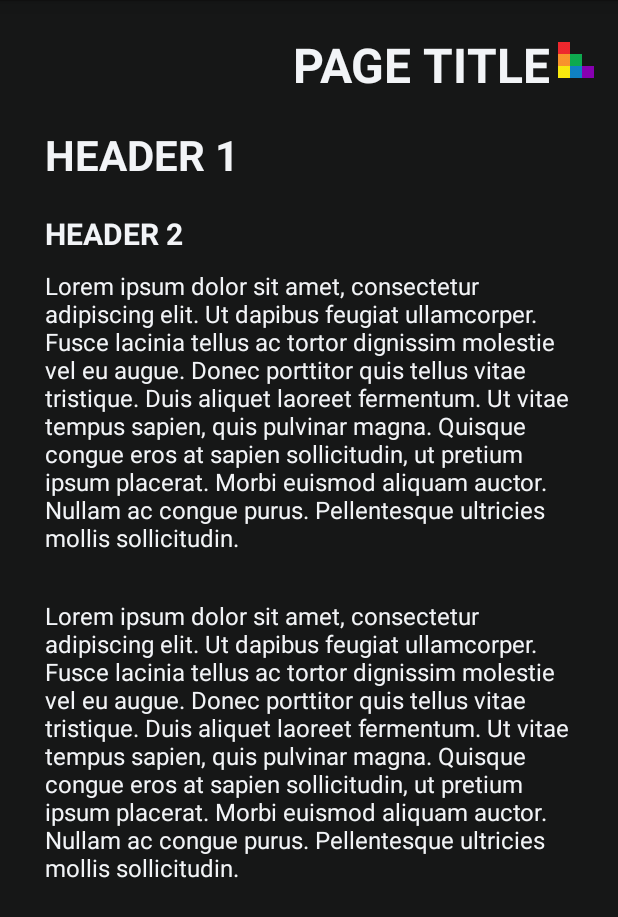
After one commit to chriskdon/chinese-checkers, an Android app: the layout activity_static_page.xml on its own in the app's theme, with its tools: preview values and no code run, on a phone screen of 412 x 824 dp. The commit adds this screen. Shown: the top 917 px of the screen. Run offline under Robolectric (Android 15) with nearby library versions, the phone set to English and light mode, and no system bars.

Commit message:
Changes to XML and icons for iteration 2 mockups

```diff
--- /dev/null
+++ b/android-application/ChineseCheckers/src/main/res/layout/activity_static_page.xml
@@ -0,0 +1,84 @@
+<LinearLayout xmlns:android="http://schemas.android.com/apk/res/android"
+    android:layout_width="match_parent"
+    android:layout_height="match_parent"
+    android:paddingTop="@dimen/activity_vertical_margin"
+    android:orientation="vertical">
+
+    <LinearLayout
+        android:layout_width="match_parent"
+        android:layout_height="wrap_content"
+        android:paddingLeft="@dimen/activity_horizontal_margin"
+        android:paddingRight="@dimen/activity_horizontal_margin"
+        android:gravity="right"
+        android:layout_marginBottom="20dp"
+        android:orientation="horizontal">
+
+        <TextView
+            android:layout_width="wrap_content"
+            android:layout_height="48dp"
+            android:layout_gravity="center_horizontal"
+            android:padding="5dp"
+            android:gravity="center_vertical|left"
+            android:textSize="@dimen/activity_xxlarge_text_size"
+            android:textStyle="bold"
+            android:textAllCaps="true"
+            android:text="Page Title" />
+
+        <ImageView
+            android:layout_width="24dp"
+            android:layout_height="48dp"
+            android:src="@drawable/logo_image"/>
+    </LinearLayout>
+
+    <!--
+        Taylor Note: Might want to make the header TextViews into
+        styles; maybe even the very top-most title one too if not
+        already done so.
+    -->
+
+    <TextView
+        android:layout_width="match_parent"
+        android:layout_height="wrap_content"
+        android:text="Header 1"
+        android:textSize="@dimen/activity_xlarge_text_size"
+        android:textStyle="bold"
+        android:textAllCaps="true"
+        android:layout_marginBottom="20dp"
+        android:layout_marginRight="30dp"
+        android:layout_marginLeft="30dp" />
+
+    <TextView
+        android:layout_width="match_parent"
+        android:layout_height="wrap_content"
+        android:text="Header 2"
+        android:textSize="@dimen/activity_large_text_size"
+        android:textStyle="bold"
+        android:textAllCaps="true"
+        android:layout_marginBottom="10dp"
+        android:layout_marginRight="30dp"
+        android:layout_marginLeft="30dp" />
+
+    <TextView
+        android:layout_width="match_parent"
+        android:layout_height="wrap_content"
+        android:text="@string/lorem_ipsum"
+        android:textSize="@dimen/activity_normal_text_size"
+        android:layout_marginBottom="30dp"
+        android:layout_marginRight="30dp"
+        android:layout_marginLeft="30dp" />
+
+    <TextView
+        android:layout_width="match_parent"
+        android:layout_height="wrap_content"
+        android:text="@string/lorem_ipsum"
+        android:textSize="@dimen/activity_normal_text_size"
+        android:layout_marginBottom="30dp"
+        android:layout_marginRight="30dp"
+        android:layout_marginLeft="30dp" />
+
+
+    <Space
+        android:layout_width="match_parent"
+        android:layout_height="30dp" />
+
+</LinearLayout>
--- a/android-application/ChineseCheckers/src/main/res/values/color.xml
+++ b/android-application/ChineseCheckers/src/main/res/values/color.xml
@@ -14,17 +14,30 @@
     <color name="transparent">#00000000</color>
     <color name="white">#FFFFFF</color>
     <color name="black">#000000</color>
+    <color name="gray">#3E3F3F</color>
+
+    <!-- Player Colours -->
     <color name="red">#ED2C31</color>
     <color name="dark_red">#C50409</color>
+    <color name="light_red">#FFADB0</color>
+
+    <color name="orange">#F89230</color>
+    <color name="dark_orange">#D06A08</color>
+    <color name="light_orange">#FFD2AD</color>
+
+    <color name="yellow">#F8E816</color>
+    <color name="dark_yellow">#D0C000</color>
+    <color name="light_yellow">#FFF6AD</color>
+
+    <color name="green">#15A850</color>
+    <color name="dark_green">#008028</color>
+    <color name="light_green">#ADFFCB</color>
+
     <color name="blue">#1780C1</color>
     <color name="dark_blue">#005899</color>
-    <color name="green">#15A850</color>
-    <color name="dark_green">#008028</color>
-    <color name="yellow">#F8E816</color>
-    <color name="dark_yellow">#D0C000</color>
+    <color name="light_blue">#ADE1FF</color>
+
     <color name="purple">#8601AF</color>
     <color name="dark_purple">#5E0087</color>
-    <color name="orange">#F89230</color>
-    <color name="dark_orange">#D06A08</color>
-    <color name="gray">#3E3F3F</color>
+    <color name="light_purple">#E7ADFF</color>
 </resources>
--- a/android-application/ChineseCheckers/src/main/res/values/strings.xml
+++ b/android-application/ChineseCheckers/src/main/res/values/strings.xml
@@ -1,14 +1,14 @@
 <?xml version="1.0" encoding="utf-8"?>
 <resources>
-
     <string name="app_name">Chinese Checkers</string>
     <string name="action_settings">Settings</string>
     <string name="hotseat_start_game">Start Game</string>
     <string name="title_activity_hotseat_configuration">HotseatConfigurationActivity</string>
-    <string name="hello_world">Hello world!</string>
     <string name="hotseat">Hotseat</string>
     <string name="title_activity_hotseat_game">HotseatGameActivity</string>
     <string name="hotseat_move_done">Done</string>
     <string name="hotseat_move_reset">Reset</string>
 
+    <string name="hello_world">Hello world!</string>
+    <string name="lorem_ipsum">Lorem ipsum dolor sit amet, consectetur adipiscing elit. Ut dapibus feugiat ullamcorper. Fusce lacinia tellus ac tortor dignissim molestie vel eu augue. Donec porttitor quis tellus vitae tristique. Duis aliquet laoreet fermentum. Ut vitae tempus sapien, quis pulvinar magna. Quisque congue eros at sapien sollicitudin, ut pretium ipsum placerat. Morbi euismod aliquam auctor. Nullam ac congue purus. Pellentesque ultricies mollis sollicitudin.</string>
 </resources>
```
Also changed, not shown: android-application/ChineseCheckers/src/main/res/drawable-hdpi/ic_player_ai.png (added), android-application/ChineseCheckers/src/main/res/drawable-hdpi/ic_player_human.png (added), android-application/ChineseCheckers/src/main/res/drawable-mdpi/demo_game2.png (added), android-application/ChineseCheckers/src/main/res/drawable-mdpi/ic_player_ai.png (added), android-application/ChineseCheckers/src/main/res/drawable-mdpi/ic_player_human.png (added), android-application/ChineseCheckers/src/main/res/drawable-xhdpi/ic_player_ai.png (added), android-application/ChineseCheckers/src/main/res/drawable-xhdpi/ic_player_human.png (added), android-application/ChineseCheckers/src/main/res/drawable-xxhdpi/ic_player_ai.png (added), android-application/ChineseCheckers/src/main/res/drawable-xxhdpi/ic_player_human.png (added).
